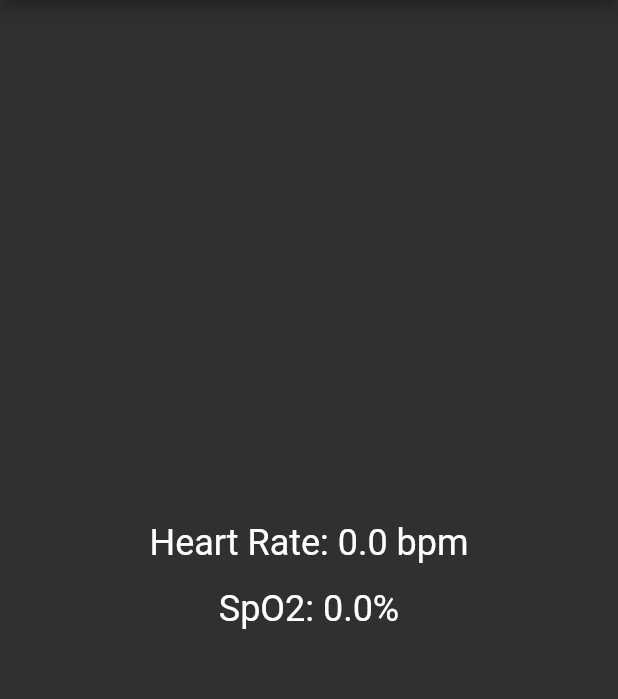
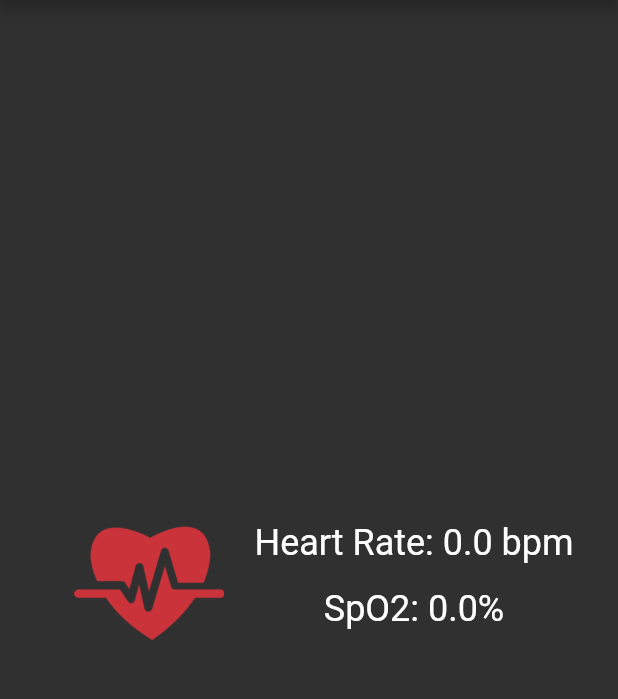
Before and after one commit to Rozarkz/TR-IoT, a Flutter app: the screen it shows once a user with an empty profile is signed in, on a phone screen of 412 x 824 dp, the part 84-783 px from its top. Run offline on Flutter 3.47's test engine with Material 2 defaults, Android fonts, the light colour scheme and no system bars; our stand-ins replace firebase_auth, firebase_core, firebase_storage, image_picker; accounts and stored records are empty; network calls fail.

Commit message:
Update home.dart

```diff
--- a/lib/screens/home.dart
+++ b/lib/screens/home.dart
@@ -74,7 +74,20 @@ class _VitalDataScreenState extends State<VitalDataScreen> {
         ],
       ),
       body: Center(
-        child: Column(
+        child: Row(
+          mainAxisAlignment: MainAxisAlignment.center,
+          children: [
+            Container(
+              margin: const EdgeInsets.only(
+                top: 30,
+                bottom: 20,
+                left: 20,
+                right: 20,
+              ),
+              width: 100,
+              child: Image.asset('assets/images/health.png'),
+            ),
+            Column(
               mainAxisAlignment: MainAxisAlignment.center,
               children: [
                 Text(
@@ -88,6 +101,8 @@ class _VitalDataScreenState extends State<VitalDataScreen> {
                  ),
               ],
             ),
+          ],
+        ),
       ),
     );
   }
```
Lines whose indentation alone changed are shown as unchanged.
